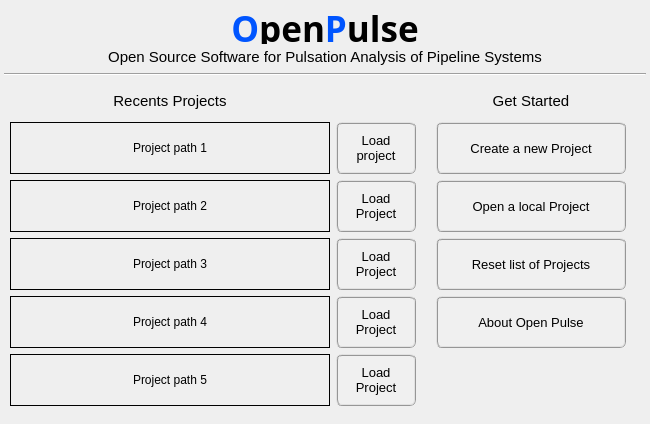
Qt form pulse/interface/data/ui_files/project/get_started_input.ui (open-pulse/OpenPulse) before a commit.
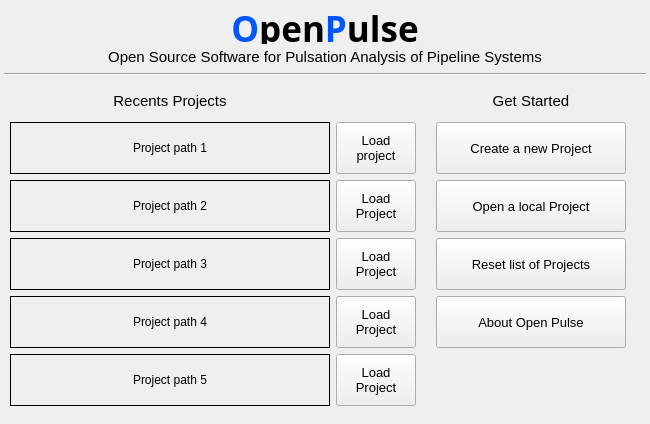
The same form after that commit. Icons and pictures are not drawn.

What changed in the file:
```diff
--- a/pulse/interface/data/ui_files/project/get_started_input.ui
+++ b/pulse/interface/data/ui_files/project/get_started_input.ui
@@ -289,10 +289,7 @@
             <bool>false</bool>
            </property>
            <property name="styleSheet">
-            <string notr="true">QPushButton{border-radius: 6px; border-color: rgb(150, 150, 150); border-style: ridge; border-width: 2px; color: rgb(0, 0, 0); background-color: rgb(240, 240, 240)}
-QPushButton:hover{border-radius: 6px; border-color: rgb(0, 170, 255); border-style: ridge; border-width: 2px; color: rgb(0, 0, 0); background-color: rgba(174, 213, 255, 100)}
-QPushButton:pressed{border-radius: 6px; border-color: rgb(0, 170, 255); border-style: ridge; border-width: 2px; color: rgb(0, 0, 0); background-color: rgb(174, 213, 255)}
-QPushButton:disabled{border-radius: 6px; border-color: rgb(150, 150, 150); border-style: ridge; border-width: 0px; color: rgb(150,150, 150); background-color: rgb(220, 220, 220)}</string>
+            <string notr="true"/>
            </property>
            <property name="text">
             <string>Load 
@@ -419,10 +416,7 @@
             <bool>false</bool>
            </property>
            <property name="styleSheet">
-            <string notr="true">QPushButton{border-radius: 6px; border-color: rgb(150, 150, 150); border-style: ridge; border-width: 2px; color: rgb(0, 0, 0); background-color: rgb(240, 240, 240)}
-QPushButton:hover{border-radius: 6px; border-color: rgb(0, 170, 255); border-style: ridge; border-width: 2px; color: rgb(0, 0, 0); background-color: rgba(174, 213, 255, 100)}
-QPushButton:pressed{border-radius: 6px; border-color: rgb(0, 170, 255); border-style: ridge; border-width: 2px; color: rgb(0, 0, 0); background-color: rgb(174, 213, 255)}
-QPushButton:disabled{border-radius: 6px; border-color: rgb(150, 150, 150); border-style: ridge; border-width: 0px; color: rgb(150,150, 150); background-color: rgb(220, 220, 220)}</string>
+            <string notr="true"/>
            </property>
            <property name="text">
             <string>Load
@@ -433,7 +427,7 @@
              <normaloff>../../data/icons/002-analysis.png</normaloff>../../data/icons/002-analysis.png</iconset>
            </property>
            <property name="autoDefault">
-            <bool>true</bool>
+            <bool>false</bool>
            </property>
            <property name="default">
             <bool>false</bool>
@@ -509,10 +503,7 @@
             <bool>false</bool>
            </property>
            <property name="styleSheet">
-            <string notr="true">QPushButton{border-radius: 6px; border-color: rgb(150, 150, 150); border-style: ridge; border-width: 2px; color: rgb(0, 0, 0); background-color: rgb(240, 240, 240)}
-QPushButton:hover{border-radius: 6px; border-color: rgb(0, 170, 255); border-style: ridge; border-width: 2px; color: rgb(0, 0, 0); background-color: rgba(174, 213, 255, 100)}
-QPushButton:pressed{border-radius: 6px; border-color: rgb(0, 170, 255); border-style: ridge; border-width: 2px; color: rgb(0, 0, 0); background-color: rgb(174, 213, 255)}
-QPushButton:disabled{border-radius: 6px; border-color: rgb(150, 150, 150); border-style: ridge; border-width: 0px; color: rgb(150,150, 150); background-color: rgb(220, 220, 220)}</string>
+            <string notr="true"/>
            </property>
            <property name="text">
             <string>Load
@@ -523,7 +514,7 @@
              <normaloff>../../data/icons/002-analysis.png</normaloff>../../data/icons/002-analysis.png</iconset>
            </property>
            <property name="autoDefault">
-            <bool>true</bool>
+            <bool>false</bool>
            </property>
            <property name="default">
             <bool>false</bool>
@@ -562,10 +553,7 @@
             <bool>false</bool>
            </property>
            <property name="styleSheet">
-            <string notr="true">QPushButton{border-radius: 6px; border-color: rgb(150, 150, 150); border-style: ridge; border-width: 2px; color: rgb(0, 0, 0); background-color: rgb(240, 240, 240)}
-QPushButton:hover{border-radius: 6px; border-color: rgb(0, 170, 255); border-style: ridge; border-width: 2px; color: rgb(0, 0, 0); background-color: rgba(174, 213, 255, 100)}
-QPushButton:pressed{border-radius: 6px; border-color: rgb(0, 170, 255); border-style: ridge; border-width: 2px; color: rgb(0, 0, 0); background-color: rgb(174, 213, 255)}
-QPushButton:disabled{border-radius: 6px; border-color: rgb(150, 150, 150); border-style: ridge; border-width: 0px; color: rgb(150,150, 150); background-color: rgb(220, 220, 220)}</string>
+            <string notr="true"/>
            </property>
            <property name="text">
             <string>Load
@@ -576,7 +564,7 @@
              <normaloff>../../data/icons/002-analysis.png</normaloff>../../data/icons/002-analysis.png</iconset>
            </property>
            <property name="autoDefault">
-            <bool>true</bool>
+            <bool>false</bool>
            </property>
            <property name="default">
             <bool>false</bool>
@@ -652,10 +640,7 @@
             <bool>false</bool>
            </property>
            <property name="styleSheet">
-            <string notr="true">QPushButton{border-radius: 6px; border-color: rgb(150, 150, 150); border-style: ridge; border-width: 2px; color: rgb(0, 0, 0); background-color: rgb(240, 240, 240)}
-QPushButton:hover{border-radius: 6px; border-color: rgb(0, 170, 255); border-style: ridge; border-width: 2px; color: rgb(0, 0, 0); background-color: rgba(174, 213, 255, 100)}
-QPushButton:pressed{border-radius: 6px; border-color: rgb(0, 170, 255); border-style: ridge; border-width: 2px; color: rgb(0, 0, 0); background-color: rgb(174, 213, 255)}
-QPushButton:disabled{border-radius: 6px; border-color: rgb(150, 150, 150); border-style: ridge; border-width: 0px; color: rgb(150,150, 150); background-color: rgb(220, 220, 220)}</string>
+            <string notr="true"/>
            </property>
            <property name="text">
             <string>Load
@@ -666,7 +651,7 @@
              <normaloff>../../data/icons/002-analysis.png</normaloff>../../data/icons/002-analysis.png</iconset>
            </property>
            <property name="autoDefault">
-            <bool>true</bool>
+            <bool>false</bool>
            </property>
            <property name="default">
             <bool>false</bool>
@@ -781,10 +766,7 @@
             </font>
            </property>
            <property name="styleSheet">
-            <string notr="true">QPushButton{border-radius: 6px; border-color: rgb(150, 150, 150); border-style: ridge; border-width: 2px; color: rgb(0, 0, 0); background-color: rgb(240, 240, 240)}
-QPushButton:hover{border-radius: 6px; border-color: rgb(0, 170, 255); border-style: ridge; border-width: 2px; color: rgb(0, 0, 0); background-color: rgba(174, 213, 255, 100)}
-QPushButton:pressed{border-radius: 6px; border-color: rgb(0, 170, 255); border-style: ridge; border-width: 2px; color: rgb(0, 0, 0); background-color: rgb(174, 213, 255)}
-QPushButton:disabled{border-radius: 6px; border-color: rgb(150, 150, 150); border-style: ridge; border-width: 0px; color: rgb(150,150, 150); background-color: rgb(220, 220, 220)}</string>
+            <string notr="true"/>
            </property>
            <property name="text">
             <string>Create a new Project</string>
@@ -827,10 +809,7 @@
             </font>
            </property>
            <property name="styleSheet">
-            <string notr="true">QPushButton{border-radius: 6px; border-color: rgb(150, 150, 150); border-style: ridge; border-width: 2px; color: rgb(0, 0, 0); background-color: rgb(240, 240, 240)}
-QPushButton:hover{border-radius: 6px; border-color: rgb(0, 170, 255); border-style: ridge; border-width: 2px; color: rgb(0, 0, 0); background-color: rgba(174, 213, 255, 100)}
-QPushButton:pressed{border-radius: 6px; border-color: rgb(0, 170, 255); border-style: ridge; border-width: 2px; color: rgb(0, 0, 0); background-color: rgb(174, 213, 255)}
-QPushButton:disabled{border-radius: 6px; border-color: rgb(150, 150, 150); border-style: ridge; border-width: 0px; color: rgb(150,150, 150); background-color: rgb(220, 220, 220)}</string>
+            <string notr="true"/>
            </property>
            <property name="text">
             <string>Open a local Project</string>
@@ -873,10 +852,7 @@
             </font>
            </property>
            <property name="styleSheet">
-            <string notr="true">QPushButton{border-radius: 6px; border-color: rgb(150, 150, 150); border-style: ridge; border-width: 2px; color: rgb(0, 0, 0); background-color: rgb(240, 240, 240)}
-QPushButton:hover{border-radius: 6px; border-color: rgb(0, 170, 255); border-style: ridge; border-width: 2px; color: rgb(0, 0, 0); background-color: rgba(174, 213, 255, 100)}
-QPushButton:pressed{border-radius: 6px; border-color: rgb(0, 170, 255); border-style: ridge; border-width: 2px; color: rgb(0, 0, 0); background-color: rgb(174, 213, 255)}
-QPushButton:disabled{border-radius: 6px; border-color: rgb(150, 150, 150); border-style: ridge; border-width: 0px; color: rgb(150,150, 150); background-color: rgb(220, 220, 220)}</string>
+            <string notr="true"/>
            </property>
            <property name="text">
             <string>Reset list of Projects</string>
@@ -916,10 +892,7 @@
             </font>
            </property>
            <property name="styleSheet">
-            <string notr="true">QPushButton{border-radius: 6px; border-color: rgb(150, 150, 150); border-style: ridge; border-width: 2px; color: rgb(0, 0, 0); background-color: rgb(240, 240, 240)}
-QPushButton:hover{border-radius: 6px; border-color: rgb(0, 170, 255); border-style: ridge; border-width: 2px; color: rgb(0, 0, 0); background-color: rgba(174, 213, 255, 100)}
-QPushButton:pressed{border-radius: 6px; border-color: rgb(0, 170, 255); border-style: ridge; border-width: 2px; color: rgb(0, 0, 0); background-color: rgb(174, 213, 255)}
-QPushButton:disabled{border-radius: 6px; border-color: rgb(150, 150, 150); border-style: ridge; border-width: 0px; color: rgb(150,150, 150); background-color: rgb(220, 220, 220)}</string>
+            <string notr="true"/>
            </property>
            <property name="text">
             <string>About Open Pulse</string>
```
Left out of the diff: 20 changed lines with no effect on the pictures.
